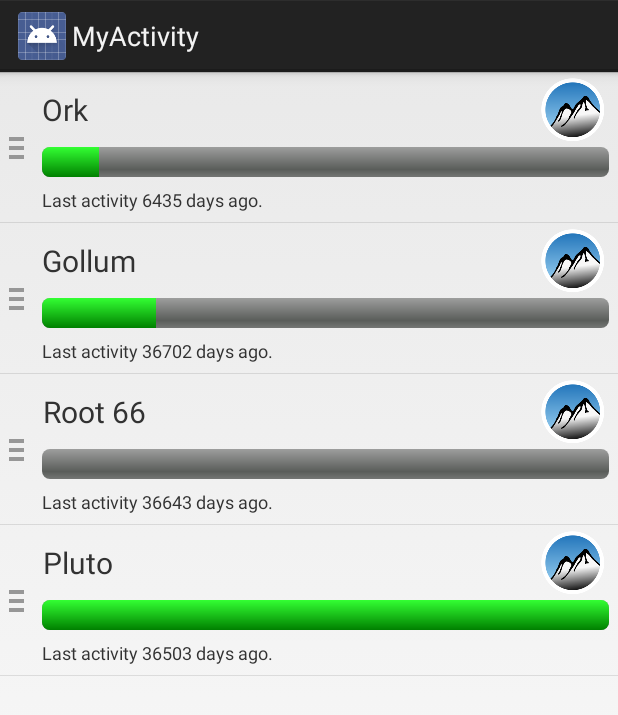
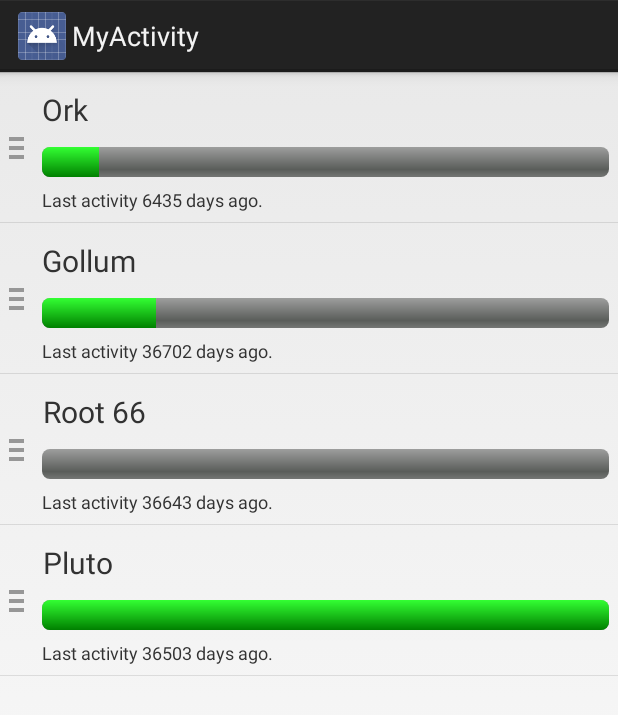
Before and after one commit to mcany/Ferienakademie2014Client, an Android app: the ActiveChallengesActivity screen opened directly, with no data from a screen before it, on a phone screen of 412 x 824 dp. Shown: the top 715 px of the screen. Run offline under Robolectric (Android 15) with nearby library versions, the light colour scheme and no system bars.

Commit message:
Removed info button

```diff
--- a/nEVERrEST/app/src/main/res/layout/active_challenge_item.xml
+++ b/nEVERrEST/app/src/main/res/layout/active_challenge_item.xml
@@ -38,17 +38,6 @@
         android:progressDrawable="@drawable/greenprogress"
         />
 
-    <ImageButton
-        android:id="@+id/infoButton"
-        android:layout_width="wrap_content"
-        android:layout_height="50dip"
-        android:background="@android:color/transparent"
-        android:src="@drawable/ic_launcher"
-        android:layout_above="@id/progressBar"
-        android:layout_gravity="right"
-        android:layout_alignParentRight="true"
-        android:layout_marginRight="6dip"/>
-
     <TextView
         android:id="@+id/thirdLine"
         android:layout_width="fill_parent"
```
